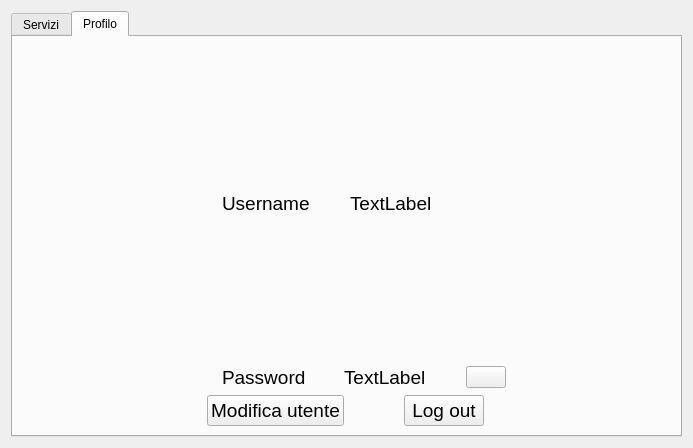
Above: src/gestore_password/ui/ui_principale.ui from fgirlanda/GP2 before the change. Below: the same form after it.
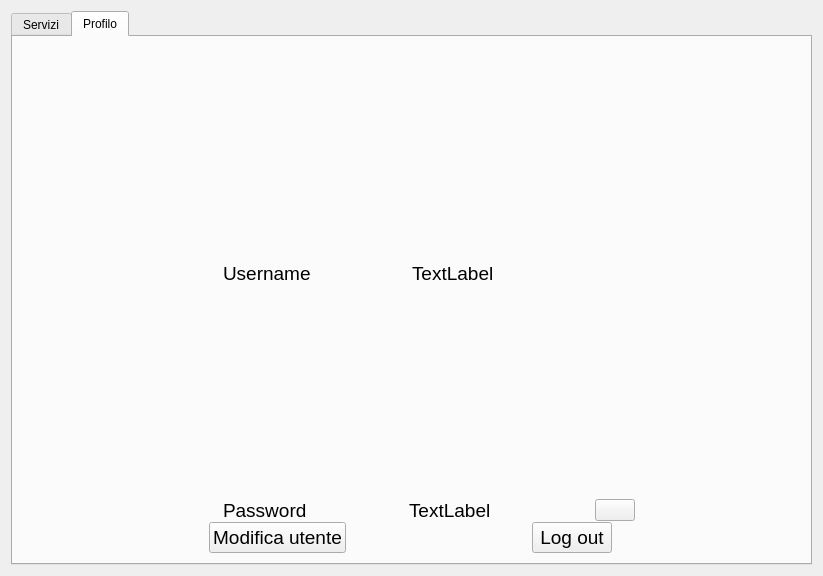
That is the form after the change. The open tabs and pages were chosen to show the change. Icons and pictures are not drawn.

```diff
--- a/src/gestore_password/ui/ui_principale.ui
+++ b/src/gestore_password/ui/ui_principale.ui
@@ -6,8 +6,8 @@
    <rect>
     <x>0</x>
     <y>0</y>
-    <width>693</width>
-    <height>448</height>
+    <width>823</width>
+    <height>576</height>
    </rect>
   </property>
   <property name="sizePolicy">
@@ -108,11 +108,32 @@
        </item>
       </layout>
      </widget>
-     <widget class="QWidget" name="tab_2">
+     <widget class="QWidget" name="main_tab_2">
+      <property name="sizePolicy">
+       <sizepolicy hsizetype="Expanding" vsizetype="Expanding">
+        <horstretch>0</horstretch>
+        <verstretch>0</verstretch>
+       </sizepolicy>
+      </property>
       <attribute name="title">
        <string>Profilo</string>
       </attribute>
-      <layout class="QVBoxLayout" name="verticalLayout_5">
+      <layout class="QVBoxLayout" name="verticalLayout_5" stretch="2,2,3">
+       <property name="spacing">
+        <number>0</number>
+       </property>
+       <property name="leftMargin">
+        <number>10</number>
+       </property>
+       <property name="topMargin">
+        <number>10</number>
+       </property>
+       <property name="rightMargin">
+        <number>10</number>
+       </property>
+       <property name="bottomMargin">
+        <number>10</number>
+       </property>
        <item>
         <layout class="QHBoxLayout" name="horizontalLayout_3">
          <property name="leftMargin">
@@ -148,7 +169,7 @@
         </layout>
        </item>
        <item>
-        <layout class="QHBoxLayout" name="horizontalLayout_4">
+        <layout class="QHBoxLayout" name="main_hlay_pass_tab2" stretch="0,0,0">
          <property name="spacing">
           <number>0</number>
          </property>
@@ -208,15 +229,18 @@
         </layout>
        </item>
        <item>
-        <layout class="QHBoxLayout" name="horizontalLayout_2">
+        <layout class="QHBoxLayout" name="main_hlay_btns_tab2" stretch="0,0">
          <property name="spacing">
           <number>0</number>
          </property>
+         <property name="sizeConstraint">
+          <enum>QLayout::SetDefaultConstraint</enum>
+         </property>
          <property name="leftMargin">
-          <number>125</number>
+          <number>0</number>
          </property>
          <property name="rightMargin">
-          <number>125</number>
+          <number>0</number>
          </property>
          <item>
           <widget class="QPushButton" name="main_btn_modutente">
```
Left out of the diff: 38 changed lines with no effect on the pictures.
